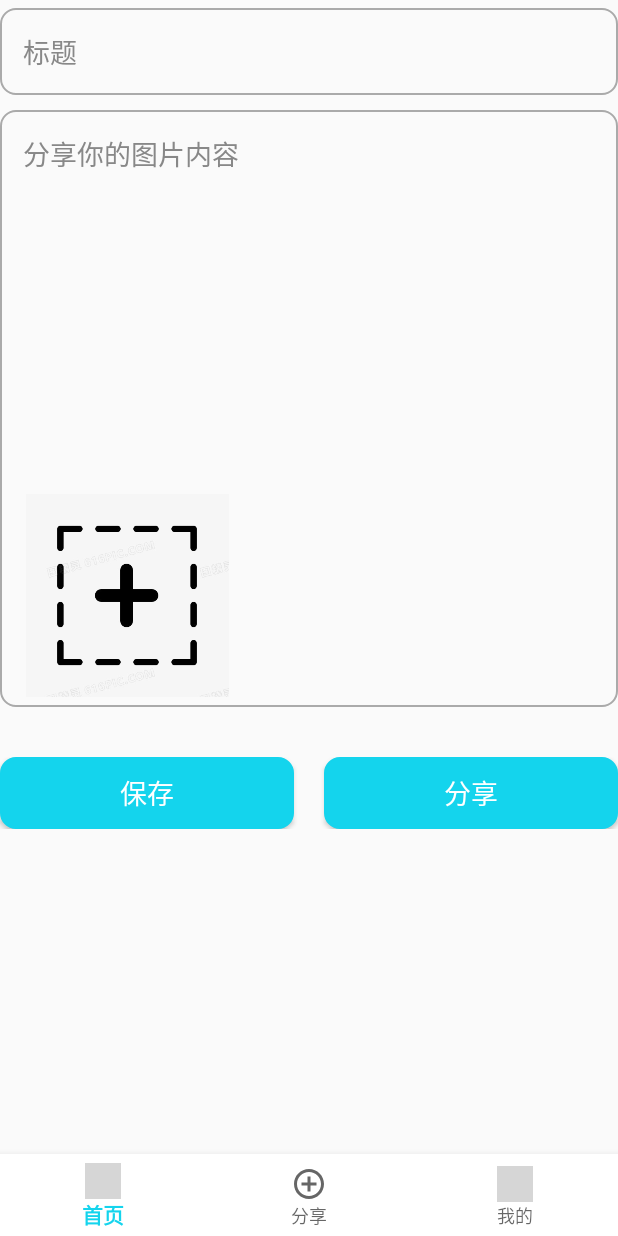
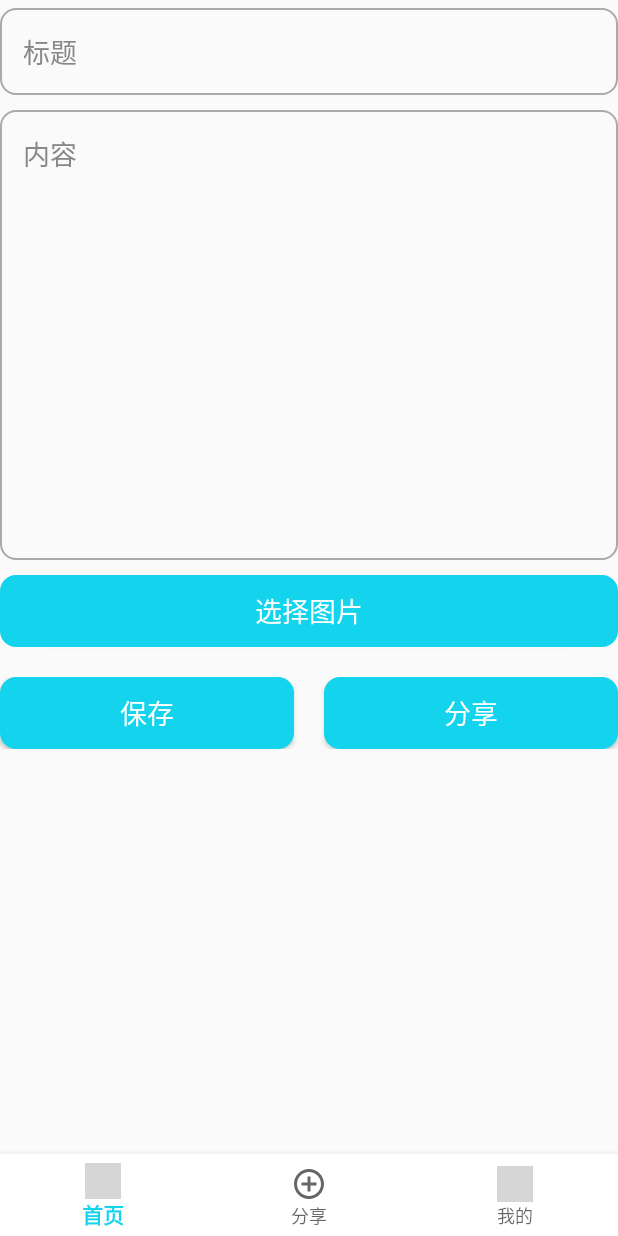
Before and after one commit to 1473203493/PhotoSharing, an Android app: the fragment AddFragment placed in its activity, on a phone screen of 412 x 824 dp. Run offline under Robolectric (Android 15) with nearby library versions, the phone set to English and light mode, and no system bars; our stand-ins replace Picasso; pictures from the network do not load; grey boxes are pictures that could not be loaded.

Commit message:
Update fragment_add.xml
change

```diff
--- a/app/src/main/res/layout/fragment_add.xml
+++ b/app/src/main/res/layout/fragment_add.xml
@@ -31,35 +31,33 @@
                 android:background="@drawable/button_border" />
 
             <!-- 内容输入框 -->
-
-            <!-- 图片显示区域 -->
-
-            <!-- 按钮容器 -->
             <EditText
                 android:id="@+id/add_content"
                 android:layout_width="match_parent"
-                android:layout_height="398dp"
+                android:layout_height="300dp"
                 android:layout_below="@id/add_title"
                 android:layout_marginTop="0dp"
                 android:background="@drawable/button_border"
                 android:gravity="top"
-                android:hint="分享你的图片内容"
+                android:hint="内容"
                 android:padding="15dp"
                 android:textColorHint="#888888" />
 
-            <ImageView
+            <!-- 图片选择按钮 -->
+            <Button
                 android:id="@+id/add_img"
-                android:layout_width="169dp"
-                android:layout_height="135dp"
+                android:layout_width="match_parent"
+                android:layout_height="wrap_content"
                 android:layout_below="@id/add_content"
+                android:layout_marginTop="10dp"
+                android:text="选择图片"
+                android:textSize="18sp"
+                android:textColor="@android:color/white"
+                android:background="@drawable/add_border"
                 android:layout_marginStart="0dp"
-                android:layout_marginLeft="30dp"
-                android:layout_marginTop="-142dp"
-                android:layout_marginRight="30dp"
-                android:layout_marginBottom="20dp"
-                android:adjustViewBounds="true"
-                android:maxHeight="300dp"
-                android:src="@drawable/add_image" />
+                android:layout_marginLeft="0dp"
+                android:layout_marginRight="0dp"
+                android:layout_marginEnd="0dp" />
 
             <LinearLayout
                 android:layout_width="match_parent"
@@ -79,7 +77,7 @@
                     android:textSize="18sp"
                     android:textColor="@android:color/white"
                     android:background="@drawable/add_border"
-                    android:layout_marginEnd="10dp" />  <!-- 添加右侧边距 -->
+                    android:layout_marginEnd="10dp" />
 
                 <!-- 分享按钮 -->
                 <Button
@@ -91,7 +89,7 @@
                     android:textSize="18sp"
                     android:textColor="@android:color/white"
                     android:background="@drawable/add_border"
-                    android:layout_marginStart="10dp" />  <!-- 添加左侧边距 -->
+                    android:layout_marginStart="10dp" />
             </LinearLayout>
 
         </RelativeLayout>
```
